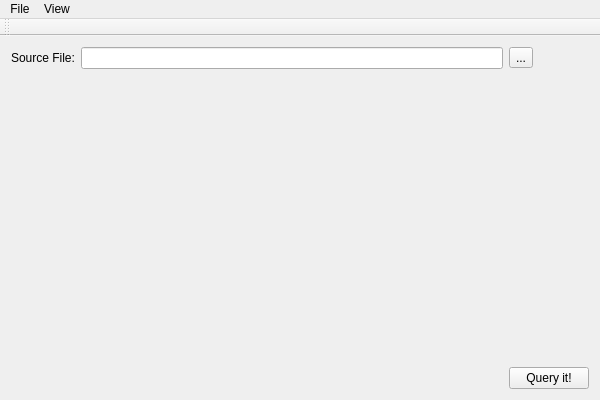
Before: the Qt Designer form Core/XQEMainWindow.ui in antis81/XQueryEvaluator, drawn with Qt 5.
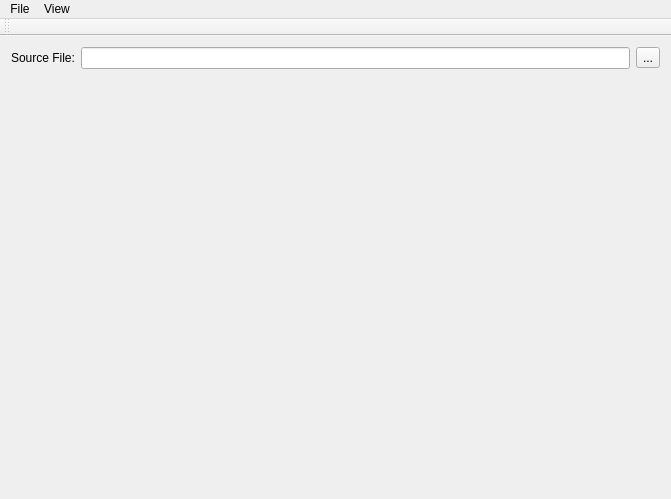
After: the same form once the commit is applied.

Commit message: made main window a little bit bigger

The edit to the form file:
```diff
--- a/Core/XQEMainWindow.ui
+++ b/Core/XQEMainWindow.ui
@@ -6,8 +6,8 @@
    <rect>
     <x>0</x>
     <y>0</y>
-    <width>600</width>
-    <height>400</height>
+    <width>671</width>
+    <height>499</height>
    </rect>
   </property>
   <property name="windowTitle">
@@ -41,22 +41,6 @@
     <item row="1" column="0" colspan="4">
      <widget class="QWidget" name="myPlace" native="true"/>
     </item>
-    <item row="2" column="3">
-     <widget class="QPushButton" name="btnQuery">
-      <property name="sizePolicy">
-       <sizepolicy hsizetype="Minimum" vsizetype="Fixed">
-        <horstretch>0</horstretch>
-        <verstretch>0</verstretch>
-       </sizepolicy>
-      </property>
-      <property name="text">
-       <string>Query it!</string>
-      </property>
-      <property name="autoDefault">
-       <bool>true</bool>
-      </property>
-     </widget>
-    </item>
    </layout>
   </widget>
   <widget class="QMenuBar" name="menuBar">
@@ -64,7 +48,7 @@
     <rect>
      <x>0</x>
      <y>0</y>
-     <width>600</width>
+     <width>671</width>
      <height>22</height>
     </rect>
    </property>
```
Left out of the diff: 1 changed line with no effect on the pictures.
